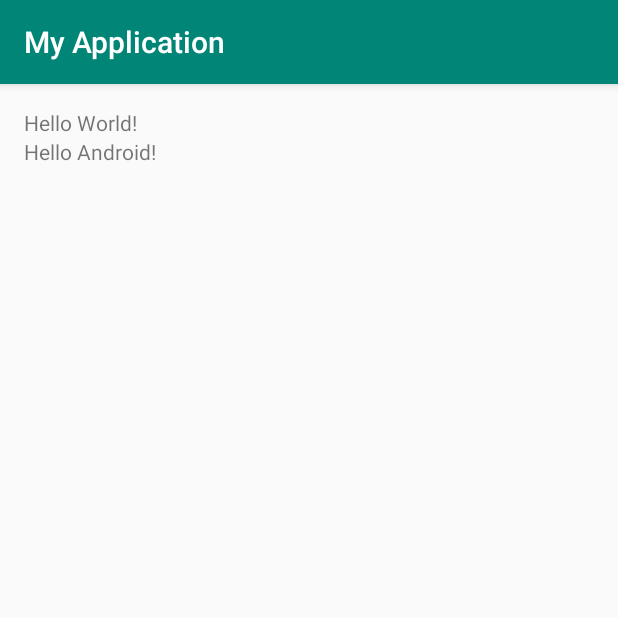
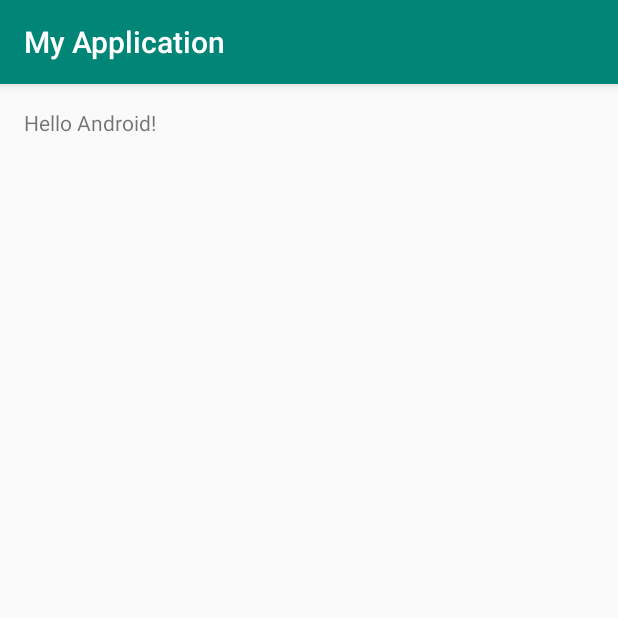
Before and after one commit to NaokOkamoto/HelloAndroidApp, an Android app: the screen it shows after launch (MainActivity), on a phone screen of 412 x 824 dp, the top half of it. Run offline under Robolectric (Android 15) with nearby library versions, the phone set to English and light mode, and no system bars.

Commit message:
Hello World! のTextViewを削除。

```diff
--- a/app/src/main/res/layout/activity_main.xml
+++ b/app/src/main/res/layout/activity_main.xml
@@ -1,4 +1,3 @@
-<?xml version="1.0" encoding="utf-8"?>
 <?xml version="1.0" encoding="utf-8"?>
 <LinearLayout
         android:orientation="vertical"
@@ -15,9 +14,5 @@
     <TextView
             android:layout_width="wrap_content"
             android:layout_height="wrap_content"
-            android:text="Hello World!"/>
-    <TextView
-            android:layout_width="wrap_content"
-            android:layout_height="wrap_content"
             android:text="Hello Android!"/>
 </LinearLayout>
```
